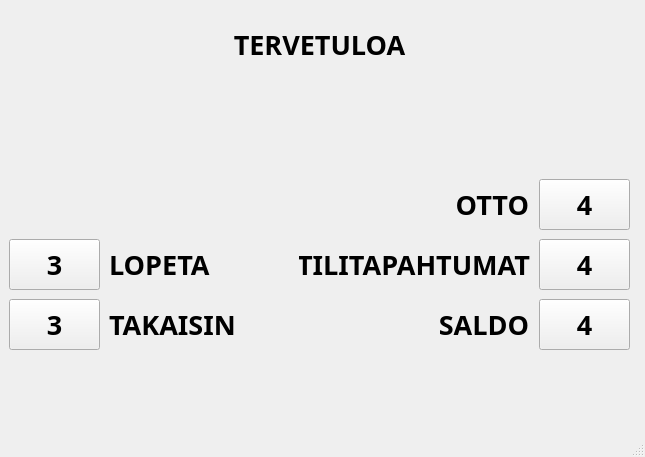
Qt form bank-automat/mainwindow.ui (jaccet/MyBankSimul) before a commit.
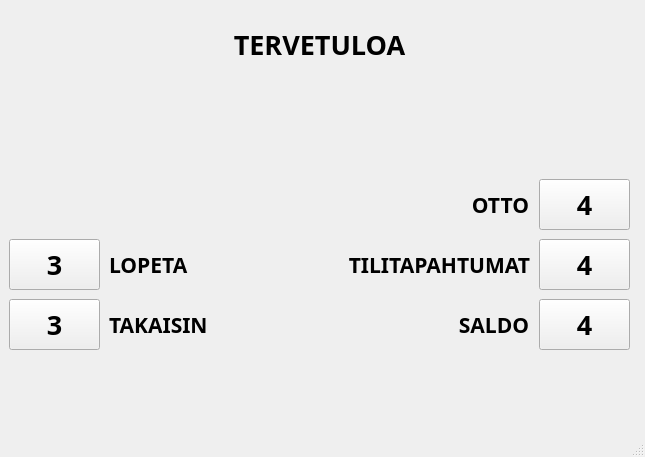
The same form after that commit. The open tabs and pages were chosen to show the change.

Patch:
```diff
--- a/bank-automat/mainwindow.ui
+++ b/bank-automat/mainwindow.ui
@@ -86,7 +86,7 @@
          <property name="font">
           <font>
            <family>Source Code Pro</family>
-           <pointsize>20</pointsize>
+           <pointsize>16</pointsize>
            <bold>true</bold>
           </font>
          </property>
@@ -135,7 +135,7 @@
          <property name="font">
           <font>
            <family>Source Code Pro</family>
-           <pointsize>20</pointsize>
+           <pointsize>16</pointsize>
            <bold>true</bold>
           </font>
          </property>
@@ -200,7 +200,7 @@
          <property name="font">
           <font>
            <family>Source Code Pro</family>
-           <pointsize>20</pointsize>
+           <pointsize>16</pointsize>
            <bold>true</bold>
           </font>
          </property>
@@ -272,7 +272,7 @@
          <property name="font">
           <font>
            <family>Source Code Pro</family>
-           <pointsize>20</pointsize>
+           <pointsize>16</pointsize>
            <bold>true</bold>
           </font>
          </property>
@@ -330,7 +330,7 @@
          <property name="font">
           <font>
            <family>Source Code Pro</family>
-           <pointsize>20</pointsize>
+           <pointsize>16</pointsize>
            <bold>true</bold>
           </font>
          </property>
```
Left out of the diff: 10 changed lines with no effect on the pictures.
